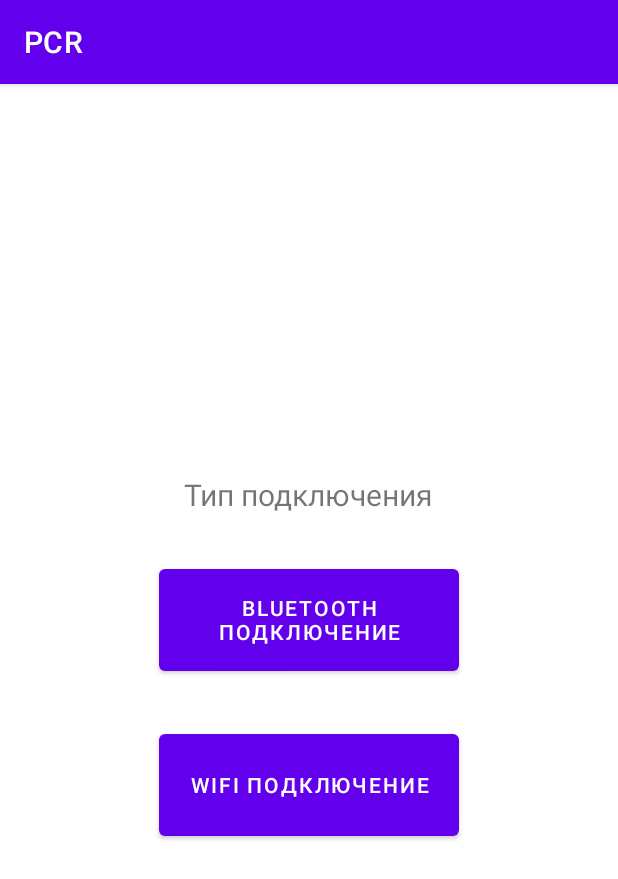
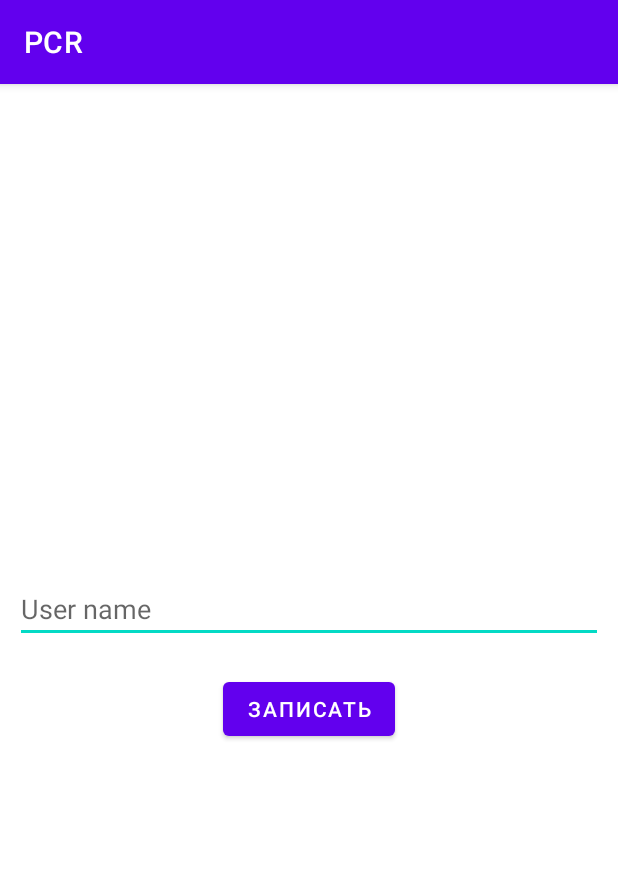
Before and after one commit to ibaevzz/PulseCounterRecorder, an Android app: the screen it shows after launch (ChooseConnectTypeActivity before the commit, UsernameActivity after it), on a phone screen of 412 x 824 dp. Shown: the top 879 px of the screen. Run offline under Robolectric (Android 15) with nearby library versions, the phone set to English and light mode, and no system bars; our stand-ins replace Dagger/Hilt's generated code, Room's generated code.

Commit message:
Реализован экран ввода имени пользователя

```diff
--- a/app/src/main/AndroidManifest.xml
+++ b/app/src/main/AndroidManifest.xml
@@ -20,23 +20,24 @@
         android:theme="@style/Theme.PCR">
         <service
             android:name=".presentation.service.RssiService"
-            android:exported="false"/>
+            android:exported="false" />
+
         <activity
             android:name=".presentation.activity.ChannelActivity"
             android:exported="false"
-            android:screenOrientation="portrait"/>
+            android:screenOrientation="portrait" />
         <activity
             android:name=".presentation.activity.ArchiveActivity"
             android:exported="false"
-            android:screenOrientation="portrait"/>
+            android:screenOrientation="portrait" />
         <activity
             android:name=".presentation.activity.FindChannelActivity"
             android:exported="false"
-            android:screenOrientation="portrait"/>
+            android:screenOrientation="portrait" />
         <activity
             android:name=".presentation.activity.WriteWeightActivity"
             android:exported="false"
-            android:screenOrientation="portrait"/>
+            android:screenOrientation="portrait" />
         <activity
             android:name=".presentation.activity.MenuPCRActivity"
             android:exported="false"
@@ -59,6 +60,11 @@
             android:name=".presentation.activity.ChooseConnectTypeActivity"
             android:exported="true"
             android:screenOrientation="portrait">
+        </activity>
+        <activity
+            android:name=".presentation.activity.UsernameActivity"
+            android:exported="true"
+            android:screenOrientation="portrait">
             <intent-filter>
                 <action android:name="android.intent.action.MAIN" />
 
--- a/app/src/main/java/com/ibaevzz/pcr/Utils.kt
+++ b/app/src/main/java/com/ibaevzz/pcr/Utils.kt
@@ -6,6 +6,7 @@ import kotlin.math.pow
 const val UUID = "00001101-0000-1000-8000-00805F9B34FB"
 const val PMSK_PNR = "PMSK_PNR"
 const val PORT = 4001
+const val USERNAME = "USERNAME"
 
 fun Int.ipToString(): String{
     var result = ""
--- a/app/src/main/java/com/ibaevzz/pcr/di/app/AppModule.kt
+++ b/app/src/main/java/com/ibaevzz/pcr/di/app/AppModule.kt
@@ -1,8 +1,9 @@
 package com.ibaevzz.pcr.di.app
 
 import android.content.Context
-import android.provider.ContactsContract.Data
+import android.content.SharedPreferences
 import androidx.room.Room
+import com.ibaevzz.pcr.USERNAME
 import com.ibaevzz.pcr.data.db.Database
 import com.ibaevzz.pcr.di.bluetooth.BluetoothComponent
 import com.ibaevzz.pcr.di.wifi.WifiComponent
@@ -25,4 +26,8 @@ class AppModule{
     fun provideDatabase(context: Context): Database{
         return Room.databaseBuilder(context, Database::class.java, "database.db").build()
     }
+    @Provides
+    fun provideSharedPreferences(context: Context): SharedPreferences{
+        return context.getSharedPreferences(USERNAME, Context.MODE_PRIVATE)
+    }
 }
--- a/app/src/main/java/com/ibaevzz/pcr/presentation/activity/ChooseConnectTypeActivity.kt
+++ b/app/src/main/java/com/ibaevzz/pcr/presentation/activity/ChooseConnectTypeActivity.kt
@@ -4,7 +4,6 @@ import android.content.Intent
 import android.os.Bundle
 import androidx.appcompat.app.AppCompatActivity
 import com.ibaevzz.pcr.databinding.ActivityChooseConnectTypeBinding
-import java.util.*
 
 class ChooseConnectTypeActivity: AppCompatActivity() {
 
@@ -14,11 +13,6 @@ class ChooseConnectTypeActivity: AppCompatActivity() {
         super.onCreate(savedInstanceState)
         binding = ActivityChooseConnectTypeBinding.inflate(layoutInflater)
         setContentView(binding.root)
-
-        val date = Date()
-        if(date.month >= 5 || date.year >= 2025){
-            finish()
-        }
 
         binding.bluetooth.setOnClickListener{
             val bluetoothIntent = Intent(this, BluetoothSearchActivity::class.java)
--- /dev/null
+++ b/app/src/main/java/com/ibaevzz/pcr/presentation/activity/UsernameActivity.kt
@@ -0,0 +1,48 @@
+package com.ibaevzz.pcr.presentation.activity
+
+import android.content.Intent
+import androidx.appcompat.app.AppCompatActivity
+import android.os.Bundle
+import androidx.lifecycle.ViewModelProvider
+import com.ibaevzz.pcr.databinding.ActivityUsernameBinding
+import com.ibaevzz.pcr.presentation.viewmodel.UsernameViewModel
+import java.util.*
+import javax.inject.Inject
+
+class UsernameActivity : AppCompatActivity() {
+
+    private lateinit var binding: ActivityUsernameBinding
+
+    @Inject
+    lateinit var viewModelFactory: UsernameViewModel.Factory
+    private val viewModel by lazy{
+        ViewModelProvider(this, viewModelFactory)[UsernameViewModel::class.java]
+    }
+
+    override fun onCreate(savedInstanceState: Bundle?) {
+        super.onCreate(savedInstanceState)
+        binding = ActivityUsernameBinding.inflate(layoutInflater)
+        setContentView(binding.root)
+
+        val date = Date()
+        if(date.month >= 5 || date.year >= 2025){
+            finish()
+        }
+
+        val chooseConnectIntent = Intent(this, ChooseConnectTypeActivity::class.java)
+
+        if(viewModel.getUsername() != null){
+            startActivity(chooseConnectIntent)
+            finish()
+        }else{
+            binding.write.setOnClickListener{
+                val username = binding.username.text.toString()
+                if(username.isNotEmpty()){
+                    viewModel.writeUsername(username)
+                    startActivity(chooseConnectIntent)
+                    finish()
+                }
+            }
+        }
+    }
+}
--- /dev/null
+++ b/app/src/main/java/com/ibaevzz/pcr/presentation/viewmodel/UsernameViewModel.kt
@@ -0,0 +1,37 @@
+package com.ibaevzz.pcr.presentation.viewmodel
+
+import android.content.SharedPreferences
+import androidx.lifecycle.ViewModel
+import androidx.lifecycle.ViewModelProvider
+import com.ibaevzz.pcr.USERNAME
+import kotlinx.coroutines.CoroutineScope
+import kotlinx.coroutines.Dispatchers
+import kotlinx.coroutines.launch
+import javax.inject.Inject
+
+class UsernameViewModel(private val sharedPreferences: SharedPreferences,
+                        private val appScope: CoroutineScope): ViewModel() {
+
+    @Suppress("UNCHECKED_CAST")
+    class Factory @Inject constructor(private val sharedPreferences: SharedPreferences,
+                                      private val appScope: CoroutineScope)
+        : ViewModelProvider.Factory{
+        override fun <T : ViewModel> create(modelClass: Class<T>): T {
+            if(modelClass == UsernameViewModel::class.java){
+                return UsernameViewModel(sharedPreferences, appScope) as T
+            }
+            return super.create(modelClass)
+        }
+    }
+
+    fun getUsername(): String?{
+        return sharedPreferences.getString(USERNAME, null)
+    }
+
+    fun writeUsername(username: String){
+        appScope.launch(Dispatchers.IO){
+            sharedPreferences.edit().putString(USERNAME, username).apply()
+        }
+    }
+
+}
--- /dev/null
+++ b/app/src/main/res/layout/activity_username.xml
@@ -0,0 +1,24 @@
+<?xml version="1.0" encoding="utf-8"?>
+<LinearLayout xmlns:android="http://schemas.android.com/apk/res/android"
+    xmlns:tools="http://schemas.android.com/tools"
+    android:layout_width="match_parent"
+    android:layout_height="match_parent"
+    android:gravity="center"
+    android:orientation="vertical"
+    tools:context=".presentation.activity.UsernameActivity">
+
+    <EditText
+        android:id="@+id/username"
+        android:layout_width="match_parent"
+        android:layout_height="wrap_content"
+        android:layout_marginHorizontal="10dp"
+        android:hint="User name"/>
+
+    <Button
+        android:id="@+id/write"
+        android:layout_width="wrap_content"
+        android:layout_height="wrap_content"
+        android:layout_marginTop="20dp"
+        android:text="Записать"/>
+
+</LinearLayout>
```
